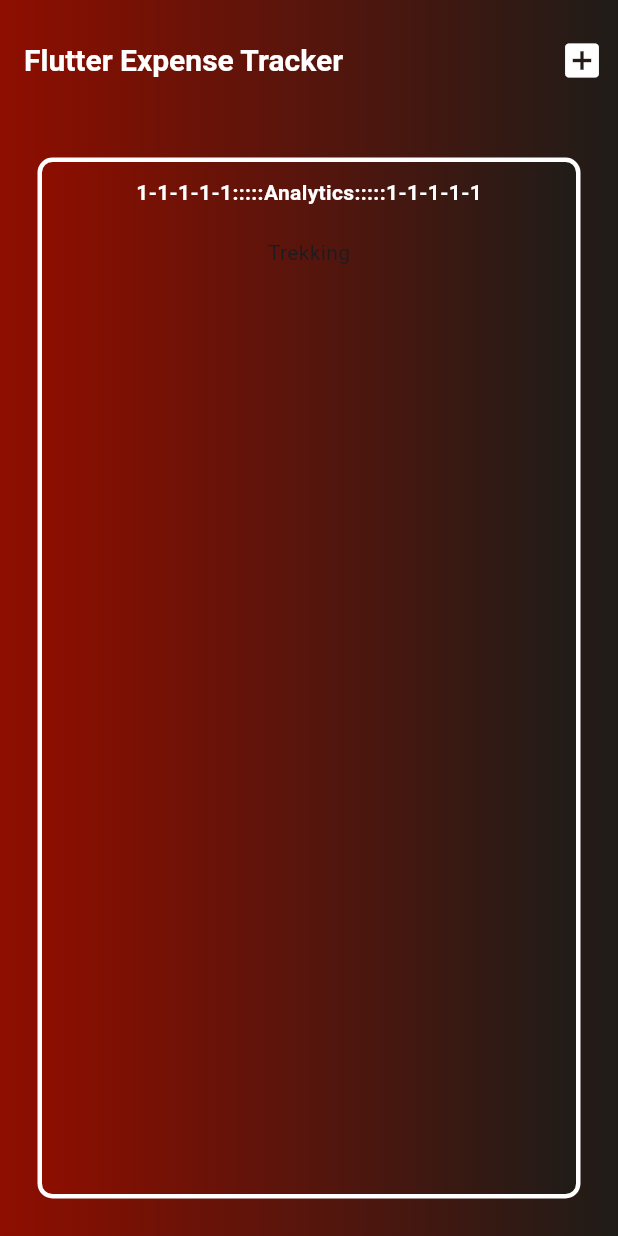
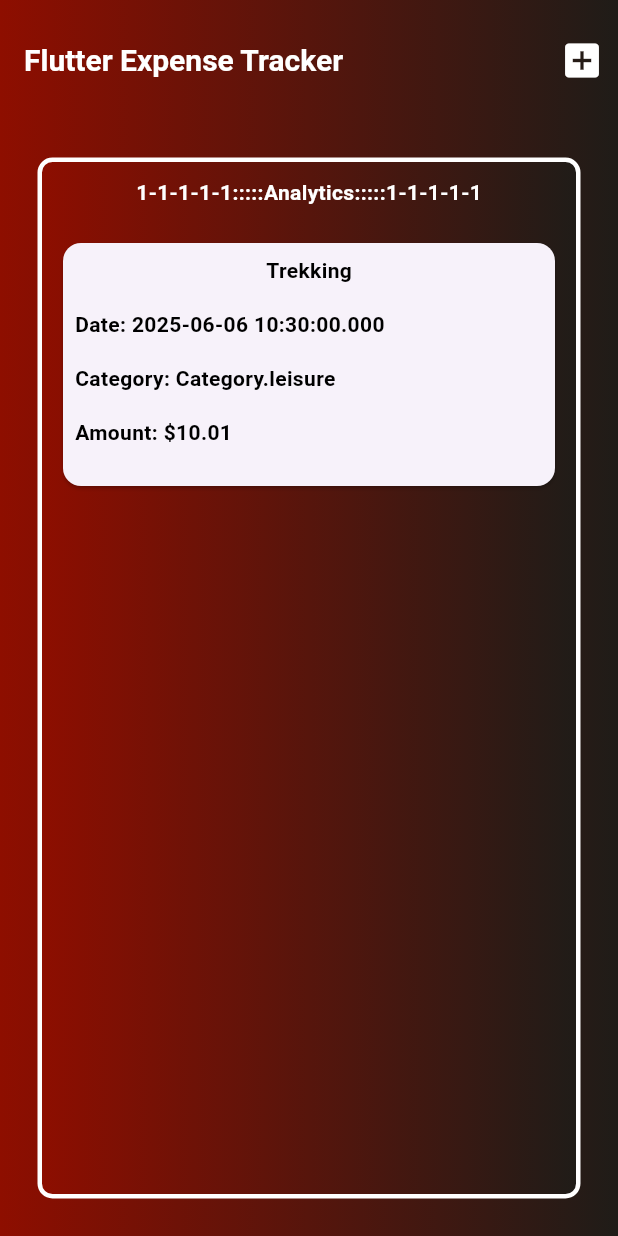
Before and after one commit to bitsbuild/flutter-course-work, a Flutter app: the screen it shows after launch, on a phone screen of 412 x 824 dp. Run offline on Flutter 3.47's test engine with Material 3 defaults, Android fonts, the phone set to English and light mode, and no system bars; our stand-ins replace google_fonts, rflutter_alert.

Commit message:
Flutter: Resume: Project-3: List View Card Defined And Styled

```diff
--- a/Project-3-Expense-Tracker-App/expense_tracker/lib/expense_tracker_scaffold.dart
+++ b/Project-3-Expense-Tracker-App/expense_tracker/lib/expense_tracker_scaffold.dart
@@ -13,7 +13,7 @@ class _ExpenseTrackerScaffoldState extends State<ExpenseTrackerScaffold> {
     Expense(
       title: 'Trekking',
       category: Category.leisure,
-      amount: 10,
+      amount: 10.01,
       date: DateTime.now(),
     ),
   ];
@@ -91,7 +91,63 @@ class _ExpenseTrackerScaffoldState extends State<ExpenseTrackerScaffold> {
                       itemBuilder: (BuildContext context, int index) {
                         return Padding(
                           padding: const EdgeInsets.all(10.0),
-                          child: Center(child: Text(li[index].title)),
+                          child: Center(
+                            child: SizedBox(
+                              height: 170,
+                              width: double.infinity,
+                              child: Card(
+                                child: Column(
+                                  mainAxisAlignment: MainAxisAlignment.start,
+                                  mainAxisSize: MainAxisSize.max,
+                                  crossAxisAlignment: CrossAxisAlignment.start,
+                                  children: [
+                                    Padding(
+                                      padding: const EdgeInsets.all(8.0),
+                                      child: Center(
+                                        child: Text(
+                                          '${li[index].title}',
+                                          style: TextStyle(
+                                            color: Colors.black,
+                                            fontWeight: FontWeight.bold,
+                                          ),
+                                        ),
+                                      ),
+                                    ),
+                                    Padding(
+                                      padding: const EdgeInsets.all(8.0),
+                                      child: Text(
+                                        'Date: ${li[index].date}',
+                                        style: TextStyle(
+                                          color: Colors.black,
+                                          fontWeight: FontWeight.bold,
+                                        ),
+                                      ),
+                                    ),
+                                    Padding(
+                                      padding: const EdgeInsets.all(8.0),
+                                      child: Text(
+                                        'Category: ${li[index].category.toString()}',
+                                        style: TextStyle(
+                                          color: Colors.black,
+                                          fontWeight: FontWeight.bold,
+                                        ),
+                                      ),
+                                    ),
+                                    Padding(
+                                      padding: const EdgeInsets.all(8.0),
+                                      child: Text(
+                                        'Amount: \$${li[index].amount}',
+                                        style: TextStyle(
+                                          color: Colors.black,
+                                          fontWeight: FontWeight.bold,
+                                        ),
+                                      ),
+                                    ),
+                                  ],
+                                ),
+                              ),
+                            ),
+                          ),
                         );
                       },
                     ),
```
